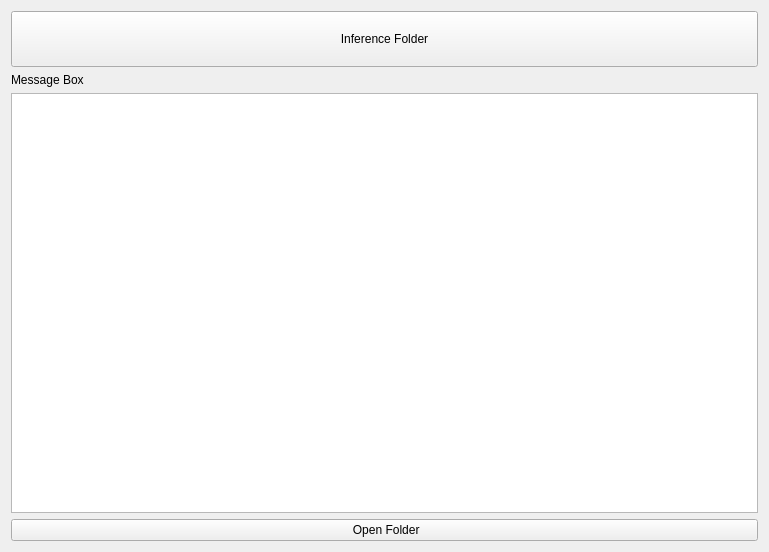
Before: the Qt Designer form src/resources/inference.ui in open-AIMS/reefscan_desktop_data_manager, drawn with Qt 5.
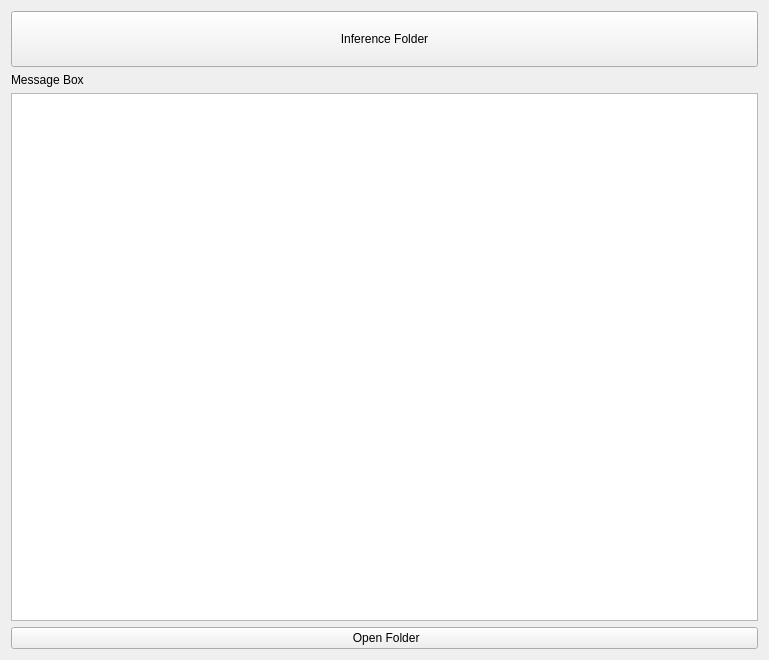
After: the same form once the commit is applied.

The edit to the form file:
```diff
--- a/src/resources/inference.ui
+++ b/src/resources/inference.ui
@@ -7,7 +7,7 @@
     <x>0</x>
     <y>0</y>
     <width>769</width>
-    <height>552</height>
+    <height>660</height>
    </rect>
   </property>
   <property name="sizePolicy">
@@ -20,16 +20,9 @@
    <string>Form</string>
   </property>
   <layout class="QGridLayout" name="gridLayout">
-   <item row="10" column="0" colspan="2">
+   <item row="9" column="0" colspan="2">
     <widget class="QTextBrowser" name="textBrowser"/>
    </item>
-   <item row="9" column="0">
-    <widget class="QLabel" name="label_3">
-     <property name="text">
-      <string>Message Box</string>
-     </property>
-    </widget>
-   </item>
    <item row="7" column="0" colspan="2">
     <widget class="QPushButton" name="btnInferenceFolder">
      <property name="sizePolicy">
@@ -49,26 +42,33 @@
      </property>
     </widget>
    </item>
-   <item row="11" column="0" colspan="2">
-    <widget class="QPushButton" name="btnInferenceOpenFolder">
-     <property name="sizePolicy">
-      <sizepolicy hsizetype="Minimum" vsizetype="Minimum">
-       <horstretch>0</horstretch>
-       <verstretch>0</verstretch>
-      </sizepolicy>
-     </property>
-     <property name="text">
-      <string> Open Folder</string>
-     </property>
-    </widget>
-   </item>
-   <item row="9" column="1">
+   <item row="8" column="1">
     <widget class="QLabel" name="label">
      <property name="text">
       <string/>
      </property>
     </widget>
    </item>
+   <item row="10" column="0" colspan="2">
+    <widget class="QPushButton" name="btnInferenceOpenFolder">
+     <property name="sizePolicy">
+      <sizepolicy hsizetype="Minimum" vsizetype="Minimum">
+       <horstretch>0</horstretch>
+       <verstretch>0</verstretch>
+      </sizepolicy>
+     </property>
+     <property name="text">
+      <string> Open Folder</string>
+     </property>
+    </widget>
+   </item>
+   <item row="8" column="0">
+    <widget class="QLabel" name="label_3">
+     <property name="text">
+      <string>Message Box</string>
+     </property>
+    </widget>
+   </item>
   </layout>
  </widget>
  <resources/>
```
